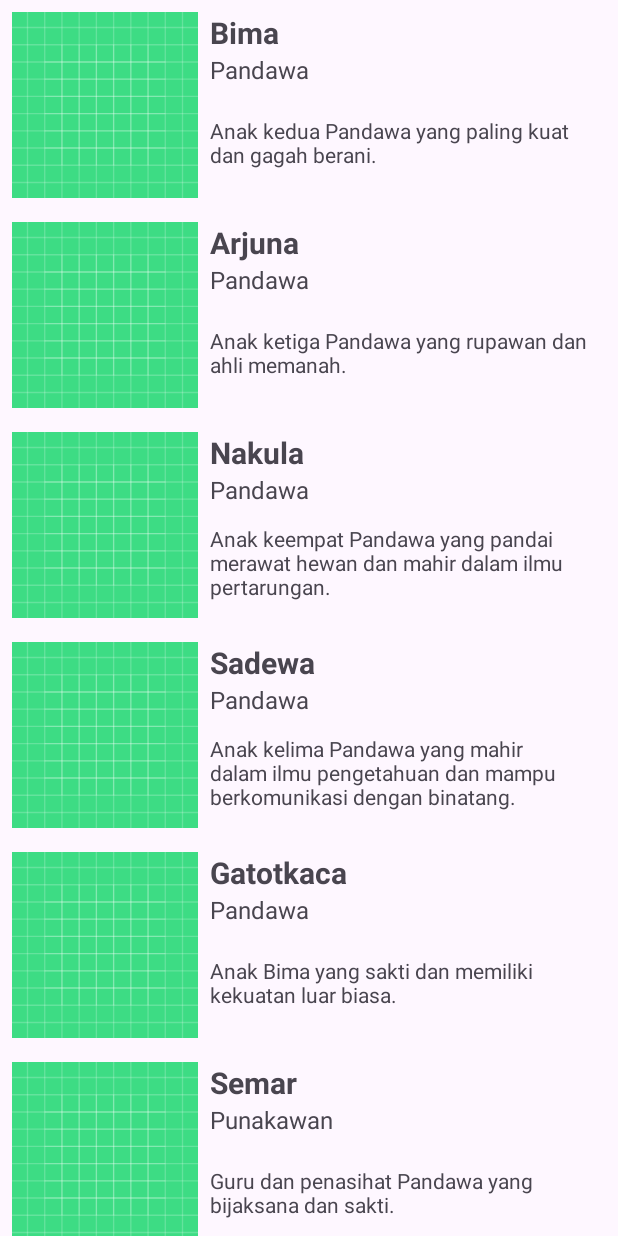
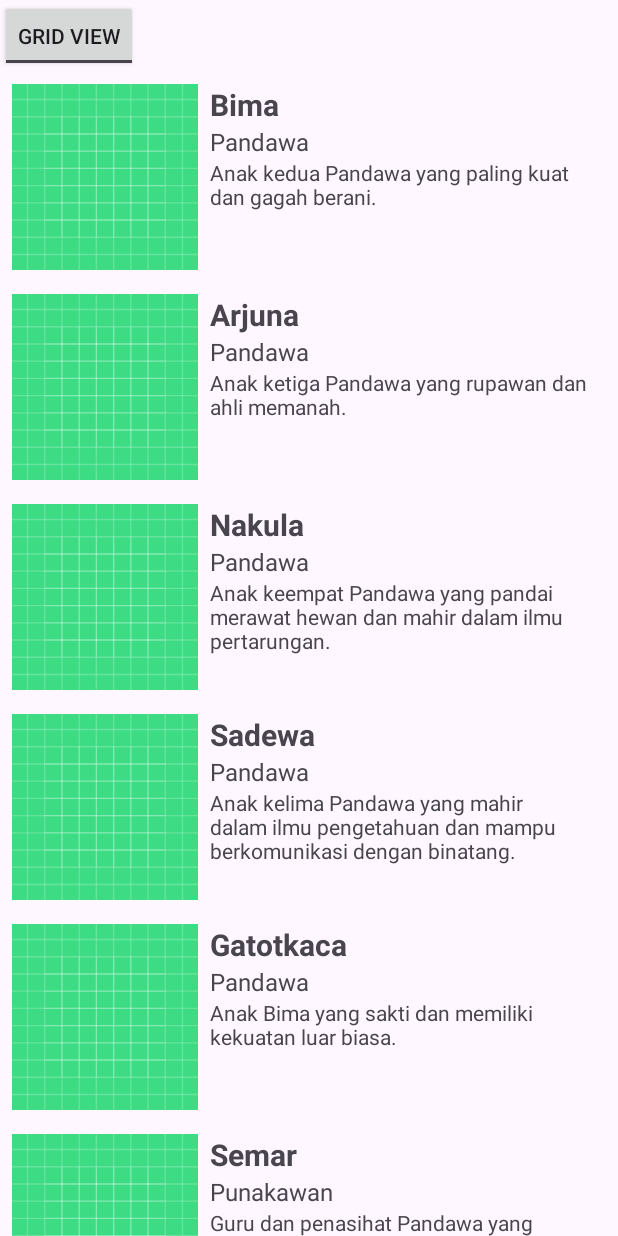
Before and after one commit to ArusTesting/RecycleView, an Android app: the screen it shows after launch (MainActivity), on a phone screen of 412 x 824 dp. Run offline under Robolectric (Android 15) with nearby library versions, the phone set to English and light mode, and no system bars.

Commit message:
no 37-40 GRID LAYOUT MANAGER

```diff
--- a/app/src/main/java/ariel/paba/recycleview/MainActivity.kt
+++ b/app/src/main/java/ariel/paba/recycleview/MainActivity.kt
@@ -5,6 +5,7 @@ import androidx.activity.enableEdgeToEdge
 import androidx.appcompat.app.AppCompatActivity
 import androidx.core.view.ViewCompat
 import androidx.core.view.WindowInsetsCompat
+import androidx.recyclerview.widget.GridLayoutManager
 import androidx.recyclerview.widget.LinearLayoutManager
 import ariel.paba.recycleview.databinding.ActivityMainBinding
 
@@ -24,6 +25,9 @@ class MainActivity : AppCompatActivity() {
         siapkanData()
         tambahData()
         tampilkanData()
+        binding.btnToggleLayout.setOnCheckedChangeListener { _, isChecked ->
+            tampilkanData()
+        }
         ViewCompat.setOnApplyWindowInsetsListener(findViewById(R.id.main)) { v, insets ->
             val systemBars = insets.getInsets(WindowInsetsCompat.Type.systemBars())
             v.setPadding(systemBars.left, systemBars.top, systemBars.right, systemBars.bottom)
@@ -49,7 +53,11 @@ class MainActivity : AppCompatActivity() {
         }
     }
     private fun tampilkanData() {
-        binding.rvWayang.layoutManager = LinearLayoutManager(this)
-        binding.rvWayang. adapter = AdapterRecView(_arWayang)
+        if (binding.btnToggleLayout.isChecked) {
+            binding.rvWayang.layoutManager = GridLayoutManager(this, 2)
+        } else {
+            binding.rvWayang.layoutManager = LinearLayoutManager(this)
+        }
+        binding.rvWayang.adapter = AdapterRecView(listWayang = _arWayang)
     }
 }
--- a/app/src/main/res/layout/activity_main.xml
+++ b/app/src/main/res/layout/activity_main.xml
@@ -5,6 +5,14 @@
     android:layout_height="match_parent"
     android:orientation="vertical">
 
+    <ToggleButton
+        android:id="@+id/btnToggleLayout"
+        android:layout_width="wrap_content"
+        android:layout_height="wrap_content"
+        android:textOn="List View"
+        android:textOff="Grid View"
+        android:checked="false" />
+
     <androidx.recyclerview.widget.RecyclerView
         android:id="@+id/rvWayang"
         android:layout_width="match_parent"
--- a/app/src/main/res/layout/item_recycler.xml
+++ b/app/src/main/res/layout/item_recycler.xml
@@ -42,7 +42,6 @@
         android:textSize="14sp"
         app:layout_constraintStart_toStartOf="@id/namaWayang"
         app:layout_constraintEnd_toEndOf="parent"
-        app:layout_constraintTop_toBottomOf="@id/karakterWayang"
-        app:layout_constraintBottom_toBottomOf="@id/gambarWayang" />
+        app:layout_constraintTop_toBottomOf="@id/karakterWayang" />
 
 </androidx.constraintlayout.widget.ConstraintLayout>
```
